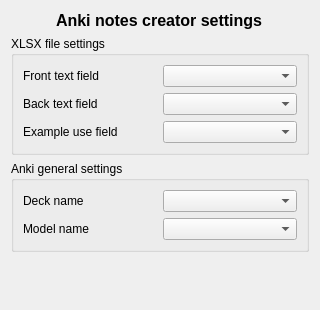
Above: dialog/anki_note_settings_ui.ui from wojtek19022/anki-flashcards-creator before the change. Below: the same form after it.
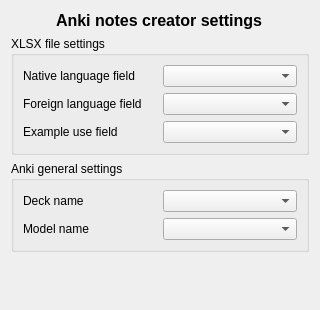
That is the form after the change.

Commit message: Poprawa błędnego tekstu w UI

Patch:
```diff
--- a/dialog/anki_note_settings_ui.ui
+++ b/dialog/anki_note_settings_ui.ui
@@ -42,7 +42,7 @@
           <item row="0" column="0">
            <widget class="QLabel" name="label_2">
             <property name="text">
-             <string>Front text field</string>
+             <string>Native language field</string>
             </property>
            </widget>
           </item>
@@ -58,7 +58,7 @@
           <item row="1" column="0">
            <widget class="QLabel" name="label_3">
             <property name="text">
-             <string>Back text field</string>
+             <string>Foreign language field</string>
             </property>
            </widget>
           </item>
```
